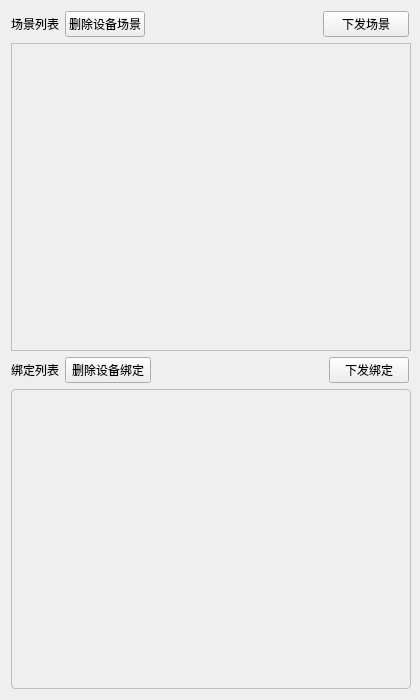
Above: Config_Tool/app/app_all_list.ui from kepler-444b/AODSN_Config_Tool before the change. Below: the same form after it.
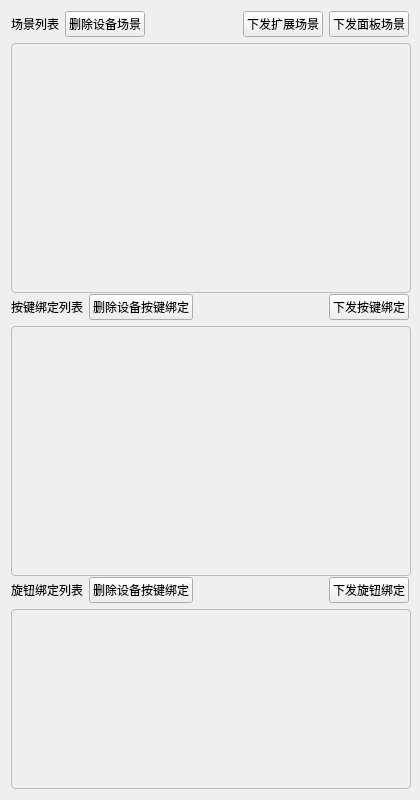
That is the form after the change.

```diff
--- a/Config_Tool/app/app_all_list.ui
+++ b/Config_Tool/app/app_all_list.ui
@@ -7,13 +7,19 @@
     <x>0</x>
     <y>0</y>
     <width>420</width>
-    <height>700</height>
+    <height>800</height>
    </rect>
   </property>
   <property name="minimumSize">
    <size>
     <width>420</width>
-    <height>700</height>
+    <height>800</height>
+   </size>
+  </property>
+  <property name="maximumSize">
+   <size>
+    <width>420</width>
+    <height>800</height>
    </size>
   </property>
   <property name="windowTitle">
@@ -21,31 +27,69 @@
   </property>
   <layout class="QGridLayout" name="gridLayout">
    <item row="0" column="0">
+    <layout class="QHBoxLayout" name="horizontalLayout_2">
+     <item>
     <widget class="QLabel" name="scene_label">
      <property name="text">
       <string>场景列表</string>
      </property>
     </widget>
    </item>
-   <item row="1" column="0" colspan="6">
+     <item>
+      <widget class="QPushButton" name="del_scene">
+       <property name="text">
+        <string>删除设备场景</string>
+       </property>
+      </widget>
+     </item>
+     <item>
+      <spacer name="horizontalSpacer">
+       <property name="orientation">
+        <enum>Qt::Orientation::Horizontal</enum>
+       </property>
+       <property name="sizeHint" stdset="0">
+        <size>
+         <width>40</width>
+         <height>20</height>
+        </size>
+       </property>
+      </spacer>
+     </item>
+     <item>
+      <widget class="QPushButton" name="send_scene">
+       <property name="text">
+        <string>下发扩展场景</string>
+       </property>
+      </widget>
+     </item>
+     <item>
+      <widget class="QPushButton" name="send_panel_scene">
+       <property name="text">
+        <string>下发面板场景</string>
+       </property>
+      </widget>
+     </item>
+    </layout>
+   </item>
+   <item row="1" column="0">
     <widget class="QScrollArea" name="scrollArea">
      <property name="minimumSize">
       <size>
        <width>400</width>
-       <height>300</height>
+       <height>250</height>
       </size>
      </property>
      <property name="maximumSize">
       <size>
-       <width>16777215</width>
-       <height>16777215</height>
+       <width>400</width>
+       <height>250</height>
       </size>
      </property>
      <property name="styleSheet">
       <string notr="true">QScrollArea {
     border: 1px solid #bdbdbd;
-    border-radius: 4pt;
-    padding: 1pt;
+    border-radius: 4px;
+    padding: 1px;
 } </string>
      </property>
      <property name="widgetResizable">
@@ -56,8 +100,8 @@
        <rect>
         <x>0</x>
         <y>0</y>
-        <width>400</width>
-        <height>322</height>
+        <width>396</width>
+        <height>246</height>
        </rect>
       </property>
       <property name="styleSheet">
@@ -66,21 +110,23 @@
      </widget>
     </widget>
    </item>
-   <item row="2" column="5">
-    <widget class="QPushButton" name="send_bind">
-     <property name="text">
-      <string>下发绑定</string>
-     </property>
-    </widget>
-   </item>
    <item row="2" column="0">
+    <layout class="QHBoxLayout" name="horizontalLayout">
+     <item>
     <widget class="QLabel" name="bind_label">
      <property name="text">
-      <string>绑定列表</string>
+        <string>按键绑定列表</string>
      </property>
     </widget>
    </item>
-   <item row="2" column="3">
+     <item>
+      <widget class="QPushButton" name="del_bind">
+       <property name="text">
+        <string>删除设备按键绑定</string>
+       </property>
+      </widget>
+     </item>
+     <item>
     <spacer name="horizontalSpacer_2">
      <property name="orientation">
       <enum>Qt::Horizontal</enum>
@@ -93,31 +139,27 @@
      </property>
     </spacer>
    </item>
-   <item row="0" column="2" colspan="2">
-    <spacer name="horizontalSpacer">
-     <property name="orientation">
-      <enum>Qt::Horizontal</enum>
-     </property>
-     <property name="sizeHint" stdset="0">
-      <size>
-       <width>40</width>
-       <height>20</height>
-      </size>
-     </property>
-    </spacer>
-   </item>
-   <item row="3" column="0" rowspan="2" colspan="6">
+     <item>
+      <widget class="QPushButton" name="send_bind">
+       <property name="text">
+        <string>下发按键绑定</string>
+       </property>
+      </widget>
+     </item>
+    </layout>
+   </item>
+   <item row="3" column="0">
     <widget class="QScrollArea" name="scrollArea_2">
      <property name="minimumSize">
       <size>
        <width>400</width>
-       <height>300</height>
+       <height>250</height>
       </size>
      </property>
      <property name="maximumSize">
       <size>
-       <width>16777215</width>
-       <height>16777215</height>
+       <width>400</width>
+       <height>250</height>
       </size>
      </property>
      <property name="styleSheet">
@@ -135,8 +177,8 @@
        <rect>
         <x>0</x>
         <y>0</y>
-        <width>398</width>
-        <height>296</height>
+        <width>396</width>
+        <height>246</height>
        </rect>
       </property>
       <property name="styleSheet">
@@ -145,25 +187,81 @@
      </widget>
     </widget>
    </item>
-   <item row="0" column="4" colspan="2">
-    <widget class="QPushButton" name="send_scene">
+   <item row="4" column="0">
+    <layout class="QHBoxLayout" name="horizontalLayout_3">
+     <item>
+      <widget class="QLabel" name="bind_label_2">
      <property name="text">
-      <string>下发场景</string>
+        <string>旋钮绑定列表</string>
      </property>
     </widget>
    </item>
-   <item row="0" column="1">
-    <widget class="QPushButton" name="del_scene">
+     <item>
+      <widget class="QPushButton" name="del_bind_knob">
      <property name="text">
-      <string>删除设备场景</string>
+        <string>删除设备按键绑定</string>
      </property>
     </widget>
    </item>
-   <item row="2" column="1" colspan="2">
-    <widget class="QPushButton" name="del_bind">
+     <item>
+      <spacer name="horizontalSpacer_3">
+       <property name="orientation">
+        <enum>Qt::Orientation::Horizontal</enum>
+       </property>
+       <property name="sizeHint" stdset="0">
+        <size>
+         <width>40</width>
+         <height>17</height>
+        </size>
+       </property>
+      </spacer>
+     </item>
+     <item>
+      <widget class="QPushButton" name="send_bind_knob">
      <property name="text">
-      <string>删除设备绑定</string>
-     </property>
+        <string>下发旋钮绑定</string>
+       </property>
+      </widget>
+     </item>
+    </layout>
+   </item>
+   <item row="5" column="0">
+    <widget class="QScrollArea" name="scrollArea_3">
+     <property name="minimumSize">
+      <size>
+       <width>400</width>
+       <height>180</height>
+      </size>
+     </property>
+     <property name="maximumSize">
+      <size>
+       <width>400</width>
+       <height>180</height>
+      </size>
+     </property>
+     <property name="styleSheet">
+      <string notr="true">QScrollArea {
+    border: 1px solid #bdbdbd;
+    border-radius: 4px;
+    padding: 1px;
+} </string>
+     </property>
+     <property name="widgetResizable">
+      <bool>true</bool>
+     </property>
+     <widget class="QWidget" name="bind_knob_list">
+      <property name="geometry">
+       <rect>
+        <x>0</x>
+        <y>0</y>
+        <width>396</width>
+        <height>176</height>
+       </rect>
+      </property>
+      <property name="styleSheet">
+       <string notr="true"/>
+      </property>
+     </widget>
     </widget>
    </item>
   </layout>
```
Left out of the diff: 2 changed lines with no effect on the pictures. Lines whose indentation alone changed are shown as unchanged.
